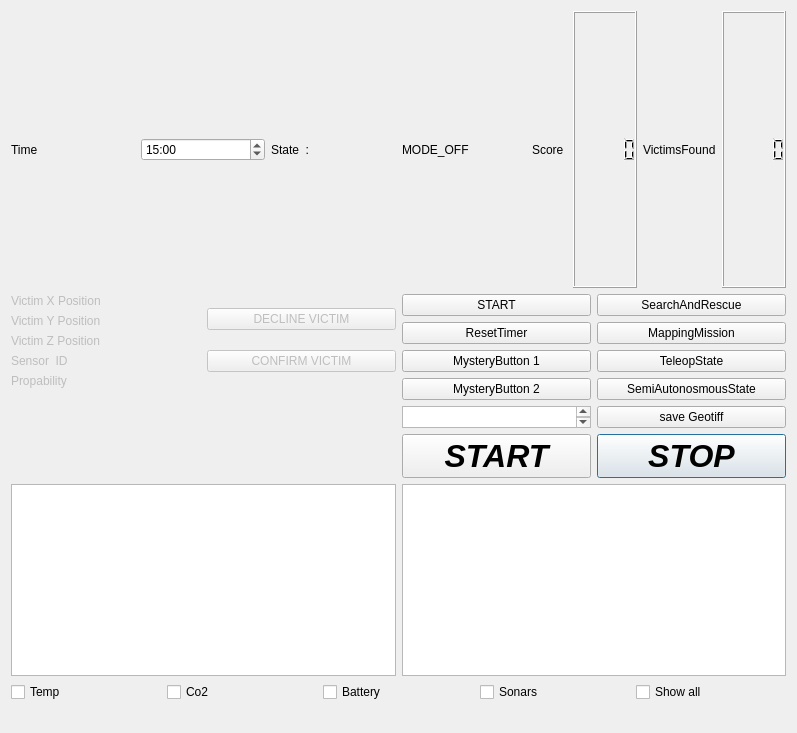
First picture: the form in resources/StandarWidget.ui, repository pandora-auth-ros-pkg/pandora_rqt_gui, before the edit.
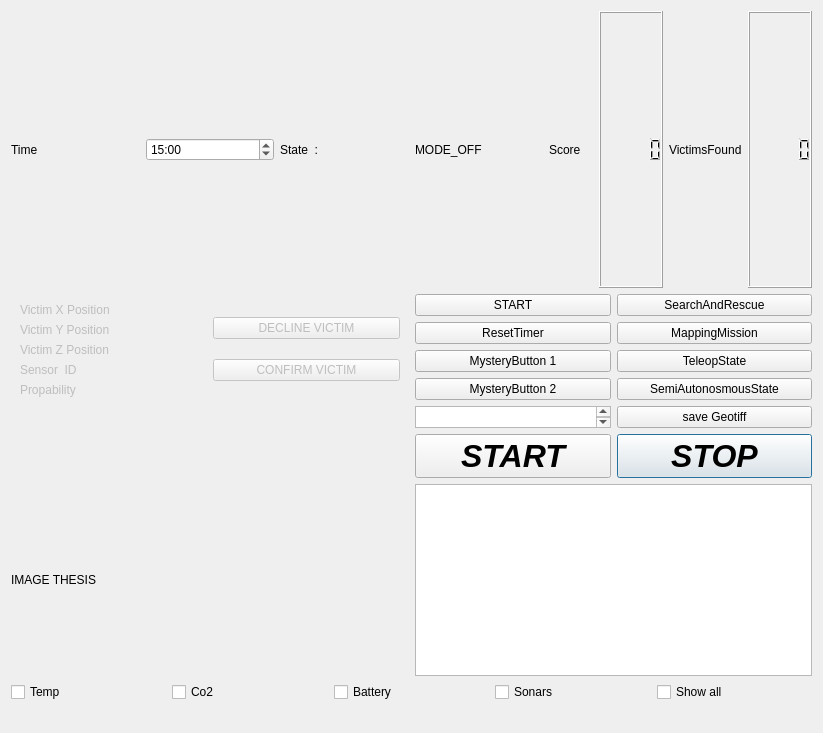
Second picture: the form after the edit.

Commit message: Console Added and images

```diff
--- a/resources/StandarWidget.ui
+++ b/resources/StandarWidget.ui
@@ -6,7 +6,7 @@
    <rect>
     <x>0</x>
     <y>0</y>
-    <width>797</width>
+    <width>823</width>
     <height>733</height>
    </rect>
   </property>
@@ -280,8 +280,26 @@
          </item>
         </layout>
        </item>
+       <item row="2" column="1">
+        <widget class="QPlainTextEdit" name="plainTextEdit">
+         <property name="sizePolicy">
+          <sizepolicy hsizetype="Preferred" vsizetype="Minimum">
+           <horstretch>0</horstretch>
+           <verstretch>0</verstretch>
+          </sizepolicy>
+         </property>
+        </widget>
+       </item>
+       <item row="2" column="0">
+        <widget class="QLabel" name="image">
+         <property name="text">
+          <string>IMAGE THESIS</string>
+         </property>
+        </widget>
+       </item>
        <item row="0" column="0">
-        <layout class="QGridLayout" name="gridLayout_4">
+        <widget class="QWidget" name="victimInfo_2" native="true">
+         <layout class="QGridLayout" name="victimInfo">
          <item row="0" column="0">
           <layout class="QGridLayout" name="gridLayout_2">
            <item row="0" column="0">
@@ -364,25 +382,6 @@
           </layout>
          </item>
         </layout>
-       </item>
-       <item row="2" column="1">
-        <widget class="QPlainTextEdit" name="plainTextEdit">
-         <property name="sizePolicy">
-          <sizepolicy hsizetype="Preferred" vsizetype="Minimum">
-           <horstretch>0</horstretch>
-           <verstretch>0</verstretch>
-          </sizepolicy>
-         </property>
-        </widget>
-       </item>
-       <item row="2" column="0">
-        <widget class="QPlainTextEdit" name="plainTextEdit_2">
-         <property name="sizePolicy">
-          <sizepolicy hsizetype="Minimum" vsizetype="Preferred">
-           <horstretch>0</horstretch>
-           <verstretch>0</verstretch>
-          </sizepolicy>
-         </property>
         </widget>
        </item>
       </layout>
```
Left out of the diff: 34 changed lines with no effect on the pictures. Lines whose indentation alone changed are shown as unchanged. The commit also changes 8 other files.
